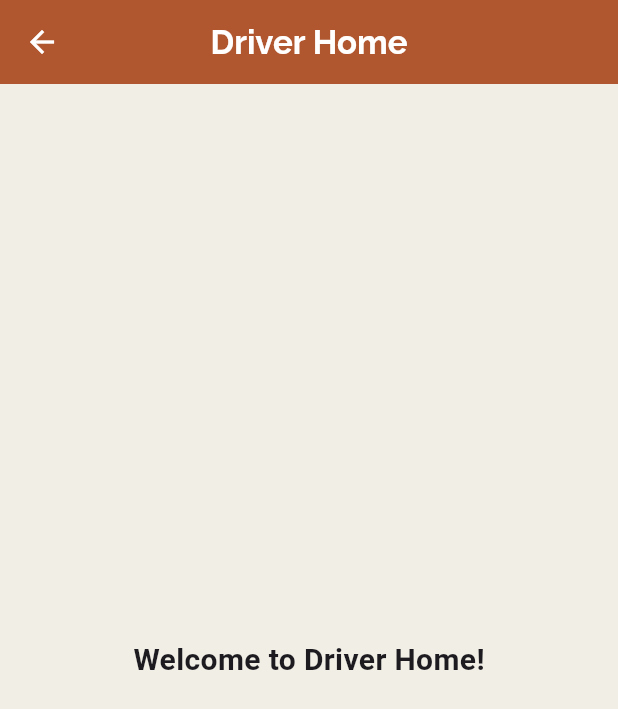
After one commit to Mourya-2602/RoadRadar_ISM, a Flutter app: the DriverHomePage screen opened directly, on a phone screen of 412 x 824 dp. The commit adds this screen. Shown: the top 709 px of the screen. Run offline on Flutter 3.47's test engine with Material 3 defaults, Android fonts, the phone set to English and light mode, and no system bars.

Commit message:
added driverhomepage

```diff
--- a/lib/pages/all_logins.dart
+++ b/lib/pages/all_logins.dart
@@ -1,6 +1,6 @@
 import 'package:flutter/material.dart';
 import 'admin_pages/admin.dart';
-import './driver.dart';
+import 'driver_pages/driver.dart';
 import './user_pages/user.dart';
 
 void main() {
--- a/lib/pages/driver.dart
+++ b/lib/pages/driver_pages/driver.dart
@@ -1,5 +1,5 @@
 import 'package:flutter/material.dart';
-
+import 'driver_homepage.dart';
 class Driver extends StatefulWidget {
   const Driver({super.key});
 
@@ -36,6 +36,10 @@ class _DriverState extends State<Driver> {
     // For demonstration, assume valid credentials are:
     // Vehicle Registration: "ABC123" and Mobile Number: "9876543210"
     if (registration == "ABC123" && mobile == "9876543210") {
+      Navigator.push(
+        context,
+        MaterialPageRoute(builder: (context) => const DriverHomePage()),
+      );
       ScaffoldMessenger.of(context)
           .showSnackBar(const SnackBar(content: Text("Login Successful")));
     } else {
--- /dev/null
+++ b/lib/pages/driver_pages/driver_homepage.dart
@@ -0,0 +1,28 @@
+import 'package:flutter/material.dart';
+
+class DriverHomePage extends StatelessWidget {
+  const DriverHomePage({super.key});
+
+  @override
+  Widget build(BuildContext context) {
+    return Scaffold(
+      appBar: AppBar(
+        title: const Text(
+          "Driver Home",
+          style: TextStyle(fontFamily: 'Raleway', fontWeight: FontWeight.bold),
+        ),
+        centerTitle: true,
+        foregroundColor: Colors.white,
+        backgroundColor: const Color(0xffb05730),
+        elevation: 0,
+      ),
+      body: const Center(
+        child: Text(
+          "Welcome to Driver Home!",
+          style: TextStyle(fontSize: 20, fontWeight: FontWeight.bold),
+        ),
+      ),
+      backgroundColor: const Color(0xfff0eee5),
+    );
+  }
+}
```
